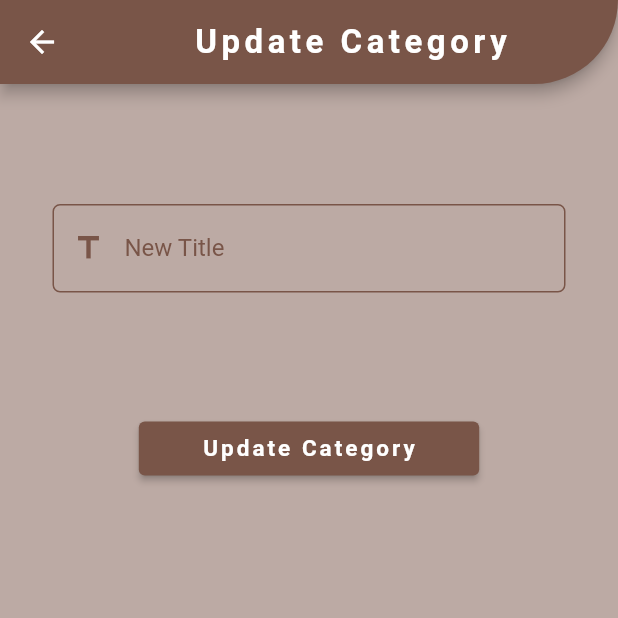
After one commit to BilelBelguith/GoShop_Flutter_App, a Flutter app: the UpdateCategory screen opened directly, on a phone screen of 412 x 824 dp, the top half of it. The commit adds this screen. Run offline on Flutter 3.47's test engine with Material 2 defaults, Android fonts, the phone set to English and light mode, and no system bars; our stand-ins replace cloud_firestore, firebase_auth, firebase_core, flip_card, floating_bottom_navigation_bar, fluttertoast; accounts and stored records are empty; network calls fail.

Commit message:
30 avril

```diff
--- a/lib/authentication/fireabse_auth.dart
+++ b/lib/authentication/fireabse_auth.dart
@@ -8,10 +8,10 @@ class FirebaseAuthentication {
     await _firebaseAuth.signOut();
     }
 
-  Future<User> getCurrentUser () async {
+  Future<String> getCurrentUser () async {
     User user = await _firebaseAuth.currentUser!;
     print(user);
-    return user ;
+    return user.uid ;
   }
 
   Future<User?> signIn( String email , String password)async{
--- a/lib/screen/shop_owner_pages/add_category.dart
+++ b/lib/screen/shop_owner_pages/add_category.dart
@@ -25,11 +25,13 @@ class _AddCategoryState extends State<AddCategory> {
 
 
   CollectionReference category = FirebaseFirestore.instance.collection('Categories');
-
+final categoryi = FirebaseFirestore.instance.collection('Categories').doc();
   Future<void> addCategory() {
     // Call the user's CollectionReference to add a new user
     return category
         .add({
+
+      'id' : categoryi.id ,
       'title': _categoryTitleController.text,
 
     }).then((value) => print("Category Added"))
@@ -151,6 +153,8 @@ class _AddCategoryState extends State<AddCategory> {
                       setState((){
                         isLoding = true ;
                       });
+
+
                       addCategory().then((value) => setState((){
                         isLoding = false ;
                       })).then((value) =>   showDialog(
--- a/lib/screen/shop_owner_pages/add_product.dart
+++ b/lib/screen/shop_owner_pages/add_product.dart
@@ -31,11 +31,13 @@ class _AddProductState extends State<AddProduct> {
     super.dispose();
   }
   CollectionReference products = FirebaseFirestore.instance.collection('Products');
+  final productsi = FirebaseFirestore.instance.collection('Categories').doc();
 
     Future<void> addProduct() {
     // Call the user's CollectionReference to add a new user
     return products
         .add({
+      'id' : productsi.id ,
       'title': _titleController.text,
       'description': _descriptionController.text,
       'price': _priceController.text ,
--- /dev/null
+++ b/lib/screen/shop_owner_pages/update_form.dart
@@ -0,0 +1,122 @@
+import 'package:flutter/material.dart';
+
+class UpdateCategory extends StatefulWidget {
+  String value ;
+  UpdateCategory({required this.value});
+
+  @override
+  State<UpdateCategory> createState() => _UpdateCategoryState();
+}
+
+class _UpdateCategoryState extends State<UpdateCategory> {
+
+  @override
+  Widget build(BuildContext context) {
+    return  Scaffold(
+        backgroundColor: Colors.brown[200],
+        appBar: AppBar(
+
+            backgroundColor: Colors.brown,
+            shape: RoundedRectangleBorder(
+                borderRadius:  BorderRadius.only(
+                  bottomRight: Radius.circular(70),
+                )
+            ),
+            elevation: 4,
+            title: Center(
+              child :Text('Update Category' ,
+                style: TextStyle(
+                  fontSize: 22 ,
+                  fontWeight:FontWeight.bold,
+                  letterSpacing: 3.0,
+
+                ),
+              ),
+            )
+        ),
+
+        body: _categoryForm()
+
+
+
+
+    );
+  }
+
+  Widget _categoryForm(){
+
+    return  Container(
+      padding: EdgeInsets.only(left: 35 , right: 35),
+      child: Center(
+        child: Form(
+            //key: _formKey ,
+            child: Column(
+              children: [
+                SizedBox(height: 80),
+                TextFormField(
+                  //controller: _categoryTitleController,
+                  cursorColor: Colors.brown,
+
+                  keyboardType: TextInputType.emailAddress,
+                  decoration: InputDecoration(
+                    prefixIcon: Icon(
+                      Icons.title,
+                      color: Colors.brown,
+                    ),
+                    labelText: 'New Title' ,
+                    labelStyle: TextStyle(color: Colors.brown),
+                    enabledBorder: OutlineInputBorder(
+                      borderRadius: BorderRadius.circular(5),
+                      borderSide: BorderSide(
+                        color: Colors.brown,
+                        width: 1.0,
+                      ),
+                    ),
+                    focusedBorder: OutlineInputBorder(
+                      borderRadius: BorderRadius.circular(30),
+                      borderSide: BorderSide(
+                        color: Colors.brown,
+                        width: 2.0,
+                      ),
+                    ),
+
+                  ),
+                  validator: (String? value) {
+                    if (value == null || value.isEmpty) {
+                      return 'Category Title is required';
+                    }
+                    return null;
+                  },
+
+
+                ),
+
+
+                SizedBox(height: 80,),
+
+                ElevatedButton(
+                  style: ElevatedButton.styleFrom(
+                    primary: Colors.brown,
+
+                  ),
+                  child: Container(
+                      padding: EdgeInsets.fromLTRB(26, 1, 26, 1),
+                      child:Text('Update Category',
+                        style: TextStyle(
+                          fontSize: 15 ,
+                          fontWeight:FontWeight.bold,
+                          letterSpacing: 2.0,
+
+                        ),)
+                  ),
+                  onPressed: (){},
+                ),
+
+
+              ],
+            )
+        ),
+      ),
+    );
+  }
+}
--- a/lib/screen/signin_page.dart
+++ b/lib/screen/signin_page.dart
@@ -171,7 +171,7 @@ class _SignInState extends State<SignIn> {
                         var user = await firebaseAuthentication.signIn(email, password);
                         //success
 
-                        Navigator.push(context,MaterialPageRoute(builder: (context) => const HomePageCustomer()));
+                        Navigator.push(context,MaterialPageRoute(builder: (context) => const HomePageShopOwner()));
 
                       }on FirebaseAuthException catch (e) {
 
```
Also changed, not shown: lib/screen/shop_owner_pages/all_category.dart (+49 -7 lines).
